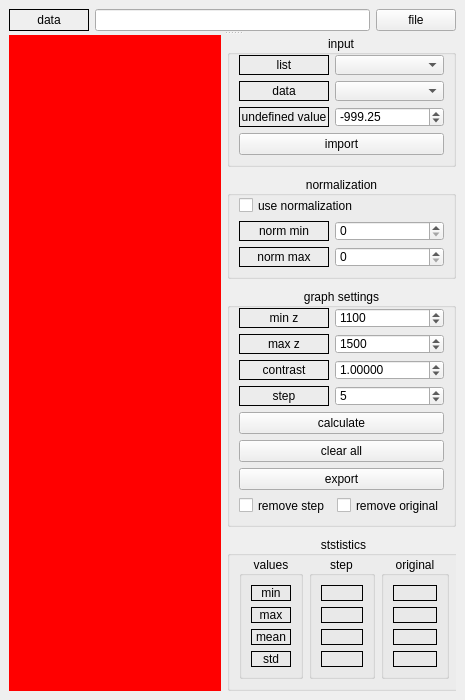
The window that python_part/ui_window.ui (Ajgull/SummerPractice2.0) describes before a commit, drawn with Qt 5.
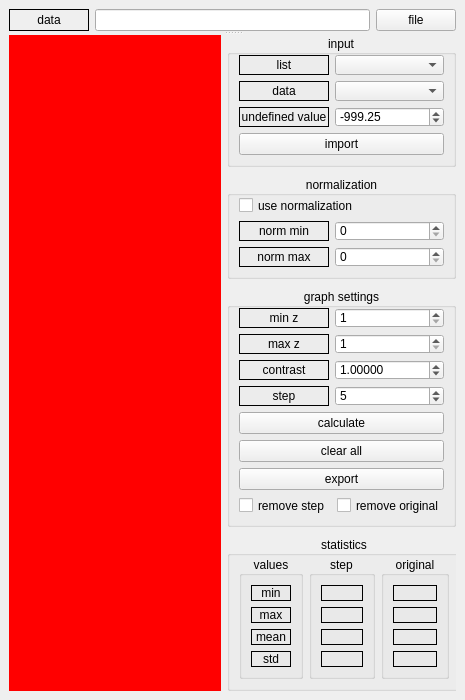
The same window after the commit.

Commit message: normalizing checkbox, min/max z dynamically done

Diff of the .ui file:
```diff
--- a/python_part/ui_window.ui
+++ b/python_part/ui_window.ui
@@ -545,9 +545,6 @@
                    <property name="maximum">
                     <number>100000</number>
                    </property>
-                   <property name="value">
-                    <number>1100</number>
-                   </property>
                   </widget>
                  </item>
                  <item>
@@ -565,7 +562,7 @@
                     <number>100000</number>
                    </property>
                    <property name="value">
-                    <number>1500</number>
+                    <number>1</number>
                    </property>
                   </widget>
                  </item>
@@ -705,7 +702,7 @@
             <item>
              <widget class="QGroupBox" name="">
               <property name="title">
-               <string>ststistics</string>
+               <string>statistics</string>
               </property>
               <property name="alignment">
                <set>Qt::AlignmentFlag::AlignCenter</set>
```
The commit also changes 5 other files.
